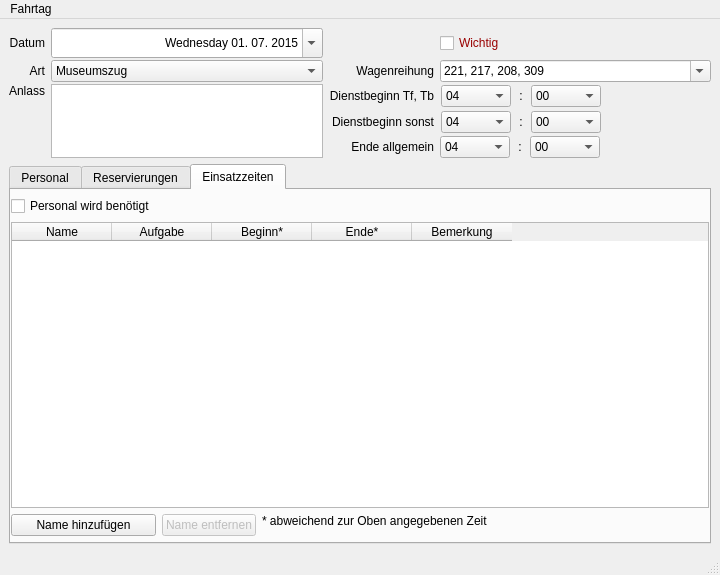
Before: the Qt Designer form Programm/fahrtagwindow.ui in philjosch/Einsatzplaner, drawn with Qt 5.
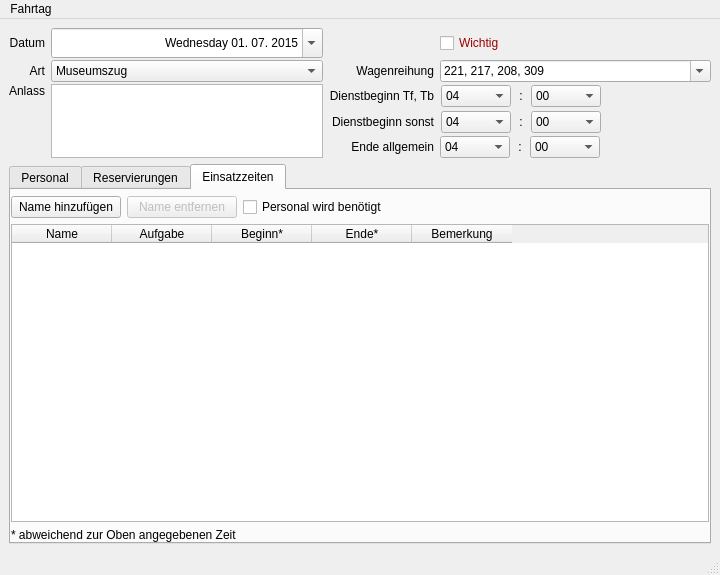
After: the same form once the commit is applied. The open tabs and pages were chosen to show the change.

Commit message:
Fahrtagfenster optimiert
Tab für Einsatzzeiten wurde an Aktivitätenfenster angepasst.
Tabulatorreihenfolge wurde wieder auf beabsichtigten Stand gebracht.

What changed in the file:
```diff
--- a/Programm/fahrtagwindow.ui
+++ b/Programm/fahrtagwindow.ui
@@ -1468,7 +1468,7 @@
        <attribute name="title">
         <string>Einsatzzeiten</string>
        </attribute>
-       <layout class="QGridLayout" name="gridLayout_8" rowstretch="0,0,1,0,0" columnstretch="0,0,0,1">
+       <layout class="QGridLayout" name="gridLayout_5" rowstretch="0,1,0" columnstretch="0,0,1">
         <property name="leftMargin">
          <number>0</number>
         </property>
@@ -1484,14 +1484,43 @@
         <property name="spacing">
          <number>6</number>
         </property>
-        <item row="3" column="1">
+        <item row="0" column="0">
          <widget class="QPushButton" name="buttonInsert">
+          <property name="maximumSize">
+           <size>
+            <width>150</width>
+            <height>16777215</height>
+           </size>
+          </property>
           <property name="text">
            <string>Name hinzufügen</string>
           </property>
          </widget>
         </item>
-        <item row="2" column="1" colspan="3">
+        <item row="0" column="1">
+         <widget class="QPushButton" name="buttonRemove">
+          <property name="enabled">
+           <bool>false</bool>
+          </property>
+          <property name="maximumSize">
+           <size>
+            <width>150</width>
+            <height>16777215</height>
+           </size>
+          </property>
+          <property name="text">
+           <string>Name entfernen</string>
+          </property>
+         </widget>
+        </item>
+        <item row="0" column="2">
+         <widget class="QCheckBox" name="checkBoxBenoetigt">
+          <property name="text">
+           <string>Personal wird benötigt</string>
+          </property>
+         </widget>
+        </item>
+        <item row="1" column="0" colspan="3">
          <widget class="QTableWidget" name="tablePersonen">
           <property name="wordWrap">
            <bool>true</bool>
@@ -1529,7 +1558,7 @@
           </column>
          </widget>
         </item>
-        <item row="3" column="3" rowspan="2">
+        <item row="2" column="0" colspan="2">
          <widget class="QLabel" name="label_11">
           <property name="text">
            <string>* abweichend zur Oben angegebenen Zeit</string>
@@ -1539,23 +1568,6 @@
           </property>
          </widget>
         </item>
-        <item row="3" column="2">
-         <widget class="QPushButton" name="buttonRemove">
-          <property name="enabled">
-           <bool>false</bool>
-          </property>
-          <property name="text">
-           <string>Name entfernen</string>
-          </property>
-         </widget>
-        </item>
-        <item row="0" column="1">
-         <widget class="QCheckBox" name="checkBoxBenoetigt">
-          <property name="text">
-           <string>Personal wird benötigt</string>
-          </property>
-         </widget>
-        </item>
        </layout>
       </widget>
      </widget>
```
Left out of the diff: 28 changed lines with no effect on the pictures.
